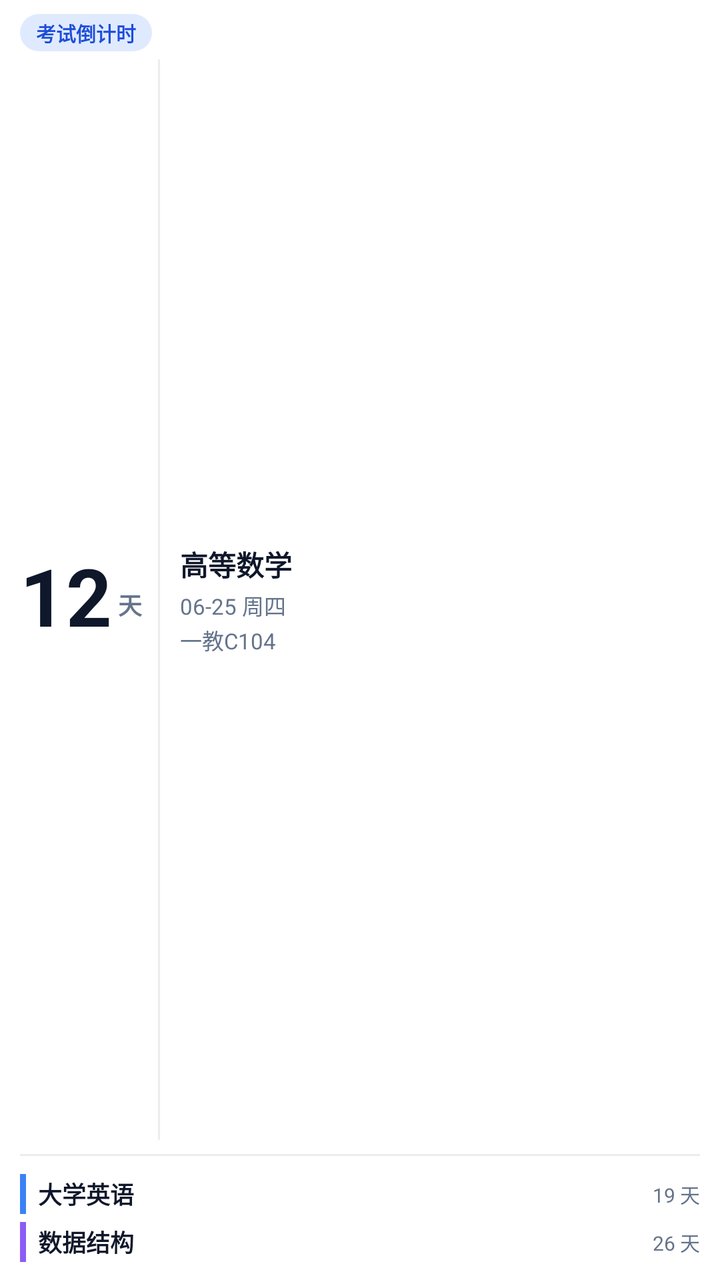
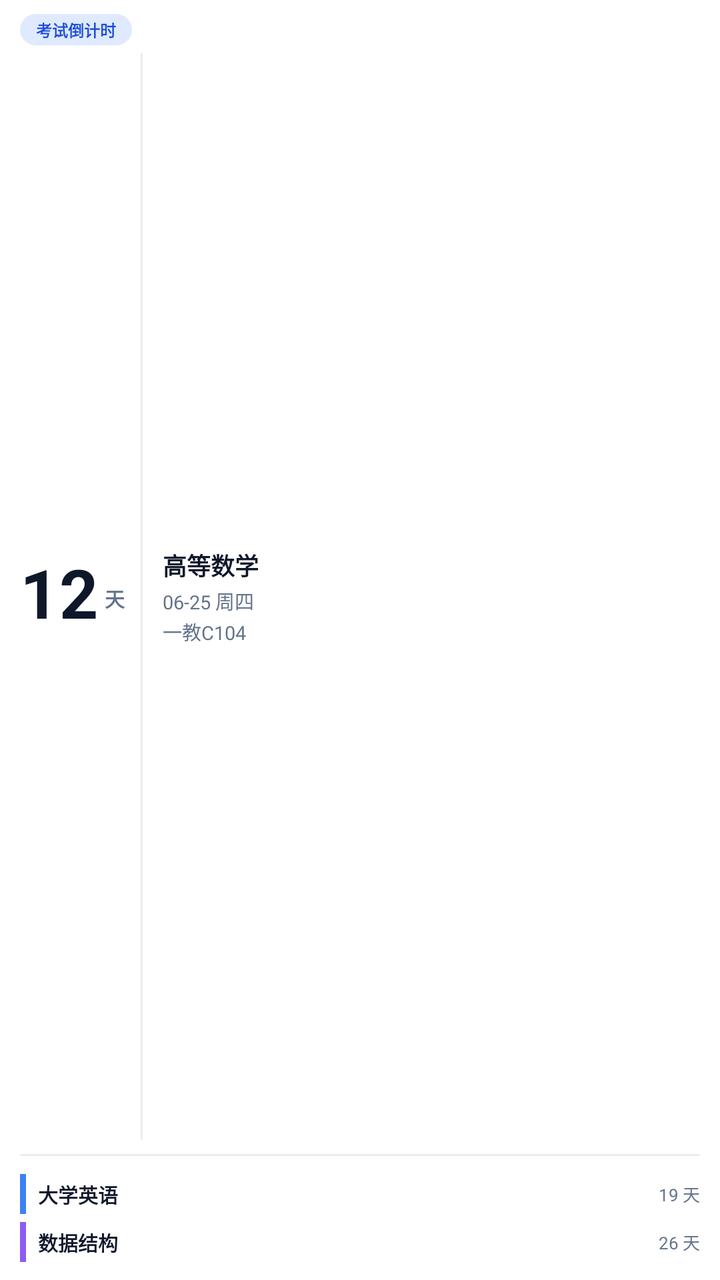

Two renders of the same Android screen: before a commit and after it. Below are the layout's source before the change and the commit's diff.
<!-- AndroidManifest.xml: fallback theme Theme.MaterialComponents.DayNight.NoActionBar -->
<!-- res/layout/widget_exam_card.xml -->
<?xml version="1.0" encoding="utf-8"?>
<FrameLayout xmlns:android="http://schemas.android.com/apk/res/android"
    android:id="@+id/widget_root"
    android:layout_width="match_parent"
    android:layout_height="match_parent">

    <LinearLayout
        android:id="@+id/widget_card"
        android:layout_width="match_parent"
        android:layout_height="match_parent"
        android:background="@drawable/widget_demo_card_bg"
        android:orientation="vertical"
        android:paddingLeft="10dp"
        android:paddingTop="7dp"
        android:paddingRight="10dp"
        android:paddingBottom="7dp">

        <TextView
            android:id="@+id/exam_chip"
            android:layout_width="wrap_content"
            android:layout_height="wrap_content"
            android:background="@drawable/widget_status_chip_strong"
            android:ellipsize="end"
            android:maxLines="1"
            android:paddingLeft="8dp"
            android:paddingTop="2dp"
            android:paddingRight="8dp"
            android:paddingBottom="2dp"
            android:text="考试倒计时"
            android:textColor="#1D4ED8"
            android:textSize="10sp"
            android:textStyle="bold" />

        
        <LinearLayout
            android:id="@+id/exam_hero"
            android:layout_width="match_parent"
            android:layout_height="0dp"
            android:layout_marginTop="4dp"
            android:layout_weight="1"
            android:gravity="center_vertical"
            android:orientation="horizontal">

            <LinearLayout
                android:id="@+id/exam_countdown"
                android:layout_width="wrap_content"
                android:layout_height="wrap_content"
                android:gravity="bottom|center_horizontal"
                android:orientation="horizontal">

                <TextView
                    android:id="@+id/exam_days"
                    android:layout_width="wrap_content"
                    android:layout_height="wrap_content"
                    android:ellipsize="end"
                    android:includeFontPadding="false"
                    android:maxLines="1"
                    android:text="12"
                    android:textColor="#0F172A"
                    android:textSize="40sp"
                    android:textStyle="bold" />

                <TextView
                    android:id="@+id/exam_day_unit"
                    android:layout_width="wrap_content"
                    android:layout_height="wrap_content"
                    android:layout_marginLeft="3dp"
                    android:layout_marginBottom="6dp"
                    android:includeFontPadding="false"
                    android:maxLines="1"
                    android:text="天"
                    android:textColor="#64748B"
                    android:textSize="12sp"
                    android:textStyle="bold" />

            </LinearLayout>

            <View
                android:layout_width="1dp"
                android:layout_height="match_parent"
                android:layout_marginLeft="8dp"
                android:background="@color/widget_couple_divider" />

            <LinearLayout
                android:id="@+id/exam_info"
                android:layout_width="0dp"
                android:layout_height="wrap_content"
                android:layout_weight="1"
                android:gravity="center_vertical"
                android:orientation="vertical"
                android:paddingLeft="10dp">

                <TextView
                    android:id="@+id/exam_name"
                    android:layout_width="match_parent"
                    android:layout_height="wrap_content"
                    android:ellipsize="end"
                    android:maxLines="2"
                    android:text="高等数学"
                    android:textColor="#0F172A"
                    android:textSize="14sp"
                    android:textStyle="bold" />

                <TextView
                    android:id="@+id/exam_date"
                    android:layout_width="match_parent"
                    android:layout_height="wrap_content"
                    android:layout_marginTop="2dp"
                    android:ellipsize="end"
                    android:maxLines="1"
                    android:text="06-25 周四"
                    android:textColor="#64748B"
                    android:textSize="11sp" />

                <TextView
                    android:id="@+id/exam_location"
                    android:layout_width="match_parent"
                    android:layout_height="wrap_content"
                    android:layout_marginTop="1dp"
                    android:ellipsize="end"
                    android:maxLines="1"
                    android:text="一教C104"
                    android:textColor="#64748B"
                    android:textSize="11sp" />

            </LinearLayout>

        </LinearLayout>

        <View
            android:id="@+id/exam_divider"
            android:layout_width="match_parent"
            android:layout_height="1dp"
            android:layout_marginTop="7dp"
            android:layout_marginBottom="7dp"
            android:background="@color/widget_couple_divider" />

        
        <LinearLayout
            android:id="@+id/exam_row1"
            android:layout_width="match_parent"
            android:layout_height="24dp"
            android:gravity="center_vertical"
            android:orientation="horizontal">

            <View
                android:id="@+id/exam_row1_bar"
                android:layout_width="3dp"
                android:layout_height="20dp"
                android:layout_marginRight="6dp"
                android:background="#3B82F6" />

            <TextView
                android:id="@+id/exam_row1_name"
                android:layout_width="0dp"
                android:layout_height="wrap_content"
                android:layout_weight="1"
                android:ellipsize="end"
                android:maxLines="1"
                android:text="大学英语"
                android:textColor="#0F172A"
                android:textSize="12sp"
                android:textStyle="bold" />

            <TextView
                android:id="@+id/exam_row1_days"
                android:layout_width="wrap_content"
                android:layout_height="wrap_content"
                android:layout_marginLeft="6dp"
                android:maxLines="1"
                android:text="19 天"
                android:textColor="#64748B"
                android:textSize="10sp" />

        </LinearLayout>

        <LinearLayout
            android:id="@+id/exam_row2"
            android:layout_width="match_parent"
            android:layout_height="24dp"
            android:gravity="center_vertical"
            android:orientation="horizontal">

            <View
                android:id="@+id/exam_row2_bar"
                android:layout_width="3dp"
                android:layout_height="20dp"
                android:layout_marginRight="6dp"
                android:background="#8B5CF6" />

            <TextView
                android:id="@+id/exam_row2_name"
                android:layout_width="0dp"
                android:layout_height="wrap_content"
                android:layout_weight="1"
                android:ellipsize="end"
                android:maxLines="1"
                android:text="数据结构"
                android:textColor="#0F172A"
                android:textSize="12sp"
                android:textStyle="bold" />

            <TextView
                android:id="@+id/exam_row2_days"
                android:layout_width="wrap_content"
                android:layout_height="wrap_content"
                android:layout_marginLeft="6dp"
                android:maxLines="1"
                android:text="26 天"
                android:textColor="#64748B"
                android:textSize="10sp" />

        </LinearLayout>

        
        <TextView
            android:id="@+id/exam_empty"
            android:layout_width="match_parent"
            android:layout_height="0dp"
            android:layout_weight="1"
            android:gravity="center"
            android:maxLines="2"
            android:text="暂无考试安排"
            android:textColor="#64748B"
            android:textSize="15sp"
            android:visibility="gone" />

    </LinearLayout>

</FrameLayout>
<!-- resources referenced by this layout -->
<resources>
  <color name="widget_couple_divider">#EAECEE</color>
  <!-- drawable widget_demo_card_bg (drawable) -->
  <?xml version="1.0" encoding="utf-8"?>
  <shape xmlns:android="http://schemas.android.com/apk/res/android">
      <solid android:color="#FFFFFF" />
      <corners android:radius="18dp" />
  </shape>
  <!-- drawable widget_status_chip_strong (drawable) -->
  <?xml version="1.0" encoding="utf-8"?>
  <shape xmlns:android="http://schemas.android.com/apk/res/android"
      android:shape="rectangle">
      <corners android:radius="999dp" />
      <solid android:color="#E0EAFF" />
  </shape>
</resources>

<!-- the commit's change to res/layout/widget_exam_card.xml (unified diff, before → after) -->
@@ -28,7 +28,7 @@
             android:paddingBottom="2dp"
             android:text="考试倒计时"
             android:textColor="#1D4ED8"
-            android:textSize="10sp"
+            android:textSize="8sp"
             android:textStyle="bold" />
 
         
@@ -57,7 +57,7 @@
                     android:maxLines="1"
                     android:text="12"
                     android:textColor="#0F172A"
-                    android:textSize="40sp"
+                    android:textSize="34sp"
                     android:textStyle="bold" />
 
                 <TextView
@@ -70,7 +70,7 @@
                     android:maxLines="1"
                     android:text="天"
                     android:textColor="#64748B"
-                    android:textSize="12sp"
+                    android:textSize="10sp"
                     android:textStyle="bold" />
 
             </LinearLayout>
@@ -98,7 +98,7 @@
                     android:maxLines="2"
                     android:text="高等数学"
                     android:textColor="#0F172A"
-                    android:textSize="14sp"
+                    android:textSize="12sp"
                     android:textStyle="bold" />
 
                 <TextView
@@ -110,7 +110,7 @@
                     android:maxLines="1"
                     android:text="06-25 周四"
                     android:textColor="#64748B"
-                    android:textSize="11sp" />
+                    android:textSize="9.5sp" />
 
                 <TextView
                     android:id="@+id/exam_location"
@@ -121,7 +121,7 @@
                     android:maxLines="1"
                     android:text="一教C104"
                     android:textColor="#64748B"
-                    android:textSize="11sp" />
+                    android:textSize="9.5sp" />
 
             </LinearLayout>
 
@@ -159,7 +159,7 @@
                 android:maxLines="1"
                 android:text="大学英语"
                 android:textColor="#0F172A"
-                android:textSize="12sp"
+                android:textSize="10sp"
                 android:textStyle="bold" />
 
             <TextView
@@ -170,7 +170,7 @@
                 android:maxLines="1"
                 android:text="19 天"
                 android:textColor="#64748B"
-                android:textSize="10sp" />
+                android:textSize="8.5sp" />
 
         </LinearLayout>
 
@@ -197,7 +197,7 @@
                 android:maxLines="1"
                 android:text="数据结构"
                 android:textColor="#0F172A"
-                android:textSize="12sp"
+                android:textSize="10sp"
                 android:textStyle="bold" />
 
             <TextView
@@ -208,7 +208,7 @@
                 android:maxLines="1"
                 android:text="26 天"
                 android:textColor="#64748B"
-                android:textSize="10sp" />
+                android:textSize="8.5sp" />
 
         </LinearLayout>
 
@@ -222,7 +222,7 @@
             android:maxLines="2"
             android:text="暂无考试安排"
             android:textColor="#64748B"
-            android:textSize="15sp"
+            android:textSize="13.5sp"
             android:visibility="gone" />
 
     </LinearLayout>
